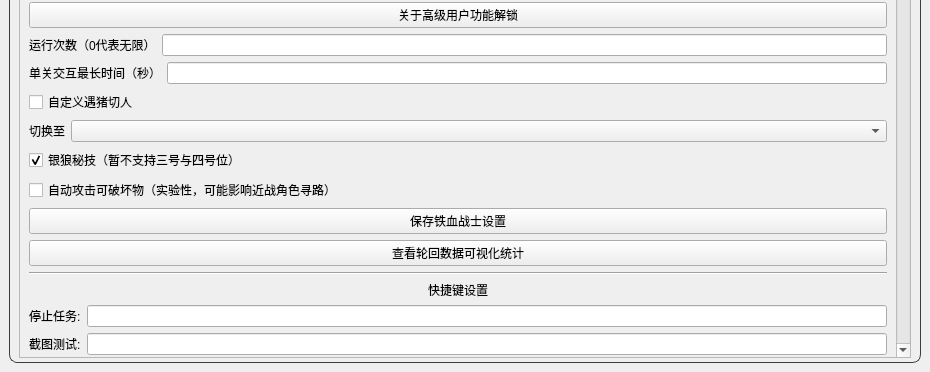
This is resource/ui/UI.ui in qlx3264/Simulated_Scepter as Qt 5 draws it before an edit; both pictures show x 0 to 930 and y 388 to 760 of the 930 by 760 pixel window. The edited form follows.
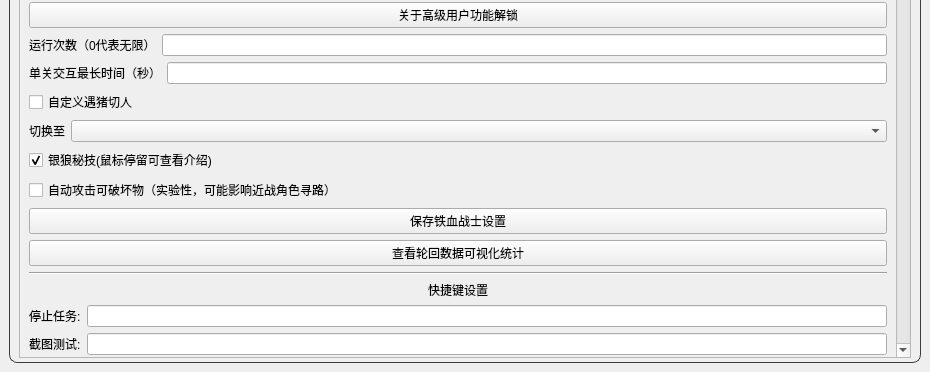
This is the edited form. The open tabs and pages were chosen to show the change. Icons and pictures are not drawn.

Commit message: 扩展走格子起点识别对三四号位做了适配,解决了部分问题

Diff of the .ui file:
```diff
--- a/resource/ui/UI.ui
+++ b/resource/ui/UI.ui
@@ -1413,7 +1413,7 @@
                    <item>
                     <widget class="QCheckBox" name="silver_wolf_enable">
                      <property name="text">
-                      <string>银狼秘技（暂不支持三号与四号位）</string>
+                      <string>银狼秘技(鼠标停留可查看介绍)</string>
                      </property>
                      <property name="toolTip">
                       <string>位于一号位时，切换至银狼并启用秘技,若开启遇猪切人会切换至所选位置(一号位银狼不建议开启自定义遇猪切人)
```
The commit also changes 2 other files.
